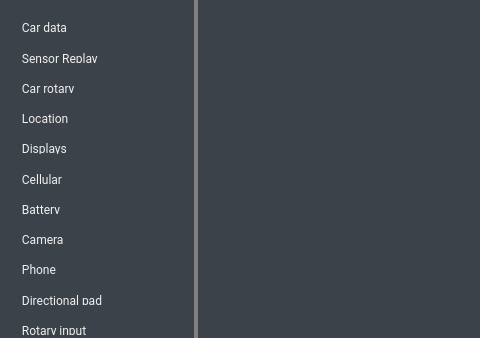
This is android/android-ui/modules/aemu-ui-qt/src/android/skin/qt/extended.ui in aosp-mirror/platform_external_qemu as Qt 5 draws it before an edit; both pictures show x 0 to 480 and y 0 to 338 of the 820 by 620 pixel window. The edited form follows.
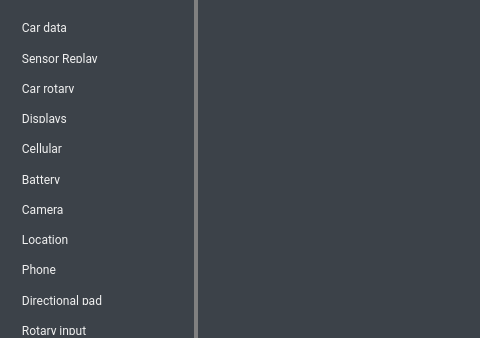
This is the edited form. Icons and pictures are not drawn. Custom widgets are drawn as their Qt base class.

Commit message:
qt-location: delay setting up qt webengine
Move the location button down, and only start
web engine when it is selected.

Diff of the .ui file:
```diff
--- a/android/android-ui/modules/aemu-ui-qt/src/android/skin/qt/extended.ui
+++ b/android/android-ui/modules/aemu-ui-qt/src/android/skin/qt/extended.ui
@@ -340,7 +340,7 @@
      <number>0</number>
     </property>
     <item>
-     <layout class="QVBoxLayout" name="verticalLayout" stretch="0,0,0,0,0,0,0,0,0,0,0,0,0,0,0,0,0,0">
+     <layout class="QVBoxLayout" name="verticalLayout" stretch="0,0,0,0,0,0,0,0,0,0,0,0,0,0,0,0,0,0,0,0,0">
       <property name="spacing">
        <number>0</number>
       </property>
@@ -488,55 +488,6 @@
         </property>
        </widget>
       </item>
-      <item>
-       <widget class="QPushButton" name="locationButton">
-        <property name="font">
-         <font>
-          <family>Roboto</family>
-         </font>
-        </property>
-        <property name="autoFillBackground">
-         <bool>false</bool>
-        </property>
-        <property name="styleSheet">
-         <string notr="true">/* overridden by stylesheet_template.css */
-border: none;
-text-align: left;
-padding: 10px 0px 10px 16px;</string>
-        </property>
-        <property name="text">
-         <string>  Location</string>
-        </property>
-        <property name="icon">
-         <iconset resource="resources.qrc">
-          <normaloff>:/light/location</normaloff>:/light/location</iconset>
-        </property>
-        <property name="iconSize">
-         <size>
-          <width>20</width>
-          <height>20</height>
-         </size>
-        </property>
-        <property name="checkable">
-         <bool>true</bool>
-        </property>
-        <property name="default">
-         <bool>false</bool>
-        </property>
-        <property name="flat">
-         <bool>true</bool>
-        </property>
-        <property name="report_metrics" stdset="0">
-         <bool>false</bool>
-        </property>
-        <property name="themeIconName" stdset="0">
-         <string>location</string>
-        </property>
-        <property name="ColorGroup" stdset="0">
-         <string>MajorTab</string>
-        </property>
-       </widget>
-      </item>
       <item>
        <widget class="QPushButton" name="displaysButton">
         <property name="font">
@@ -729,6 +680,55 @@
         </property>
        </widget>
       </item>
+      <item>
+       <widget class="QPushButton" name="locationButton">
+        <property name="font">
+         <font>
+          <family>Roboto</family>
+         </font>
+        </property>
+        <property name="autoFillBackground">
+         <bool>false</bool>
+        </property>
+        <property name="styleSheet">
+         <string notr="true">/* overridden by stylesheet_template.css */
+border: none;
+text-align: left;
+padding: 10px 0px 10px 16px;</string>
+        </property>
+        <property name="text">
+         <string>  Location</string>
+        </property>
+        <property name="icon">
+         <iconset resource="resources.qrc">
+          <normaloff>:/light/location</normaloff>:/light/location</iconset>
+        </property>
+        <property name="iconSize">
+         <size>
+          <width>20</width>
+          <height>20</height>
+         </size>
+        </property>
+        <property name="checkable">
+         <bool>true</bool>
+        </property>
+        <property name="default">
+         <bool>false</bool>
+        </property>
+        <property name="flat">
+         <bool>true</bool>
+        </property>
+        <property name="report_metrics" stdset="0">
+         <bool>false</bool>
+        </property>
+        <property name="themeIconName" stdset="0">
+         <string>location</string>
+        </property>
+        <property name="ColorGroup" stdset="0">
+         <string>MajorTab</string>
+        </property>
+       </widget>
+      </item>
       <item>
        <widget class="QPushButton" name="telephoneButton">
         <property name="font">
```
Left out of the diff: 2 changed lines with no effect on the pictures. The commit also changes 3 other files.
